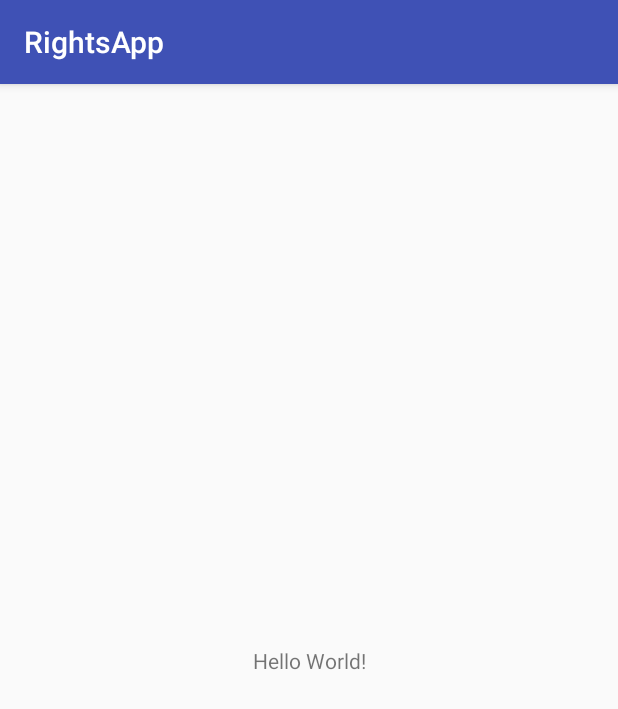
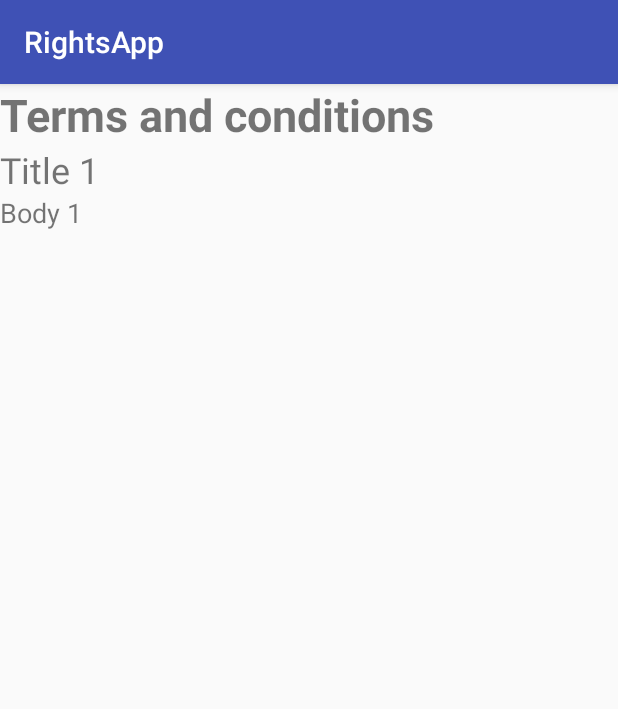
Before and after one commit to jogoco78/RightsApp, an Android app: the screen it shows after launch (RightsAppActivity before the commit, TermsAndConditions after it), on a phone screen of 412 x 824 dp. Shown: the top 709 px of the screen. Run offline under Robolectric (Android 15) with nearby library versions, the phone set to English and light mode, and no system bars.

Commit message:
Terms and conditions activity

```diff
--- a/app/src/main/AndroidManifest.xml
+++ b/app/src/main/AndroidManifest.xml
@@ -16,6 +16,7 @@
                 <category android:name="android.intent.category.LAUNCHER" />
             </intent-filter>
         </activity>
+        <activity android:name=".TermsAndConditions"/>
     </application>
 
 </manifest>
--- a/app/src/main/java/cat/uab/idt/rightsapp/RightsAppActivity.java
+++ b/app/src/main/java/cat/uab/idt/rightsapp/RightsAppActivity.java
@@ -1,8 +1,13 @@
 package cat.uab.idt.rightsapp;
 
+import android.app.Activity;
+import android.content.Context;
+import android.content.Intent;
+import android.content.SharedPreferences;
 import android.database.SQLException;
 import android.support.v7.app.AppCompatActivity;
 import android.os.Bundle;
+import android.view.Window;
 
 import java.io.IOException;
 import java.util.ArrayList;
@@ -15,9 +20,36 @@ public class RightsAppActivity extends AppCompatActivity {
     @Override
     protected void onCreate(Bundle savedInstanceState) {
         super.onCreate(savedInstanceState);
+        requestWindowFeature(Window.FEATURE_NO_TITLE);
         setContentView(R.layout.activity_rights_app);
 
-        DataBaseHelper myDataBase = new DataBaseHelper(this);
+        Context context = getApplicationContext();
+        SharedPreferences mSharedPreferences = context.getSharedPreferences(
+                getString(R.string.preference_file_key), Context.MODE_PRIVATE);
+
+        boolean firstTime = mSharedPreferences.getBoolean("firstTime", true);
+        if(firstTime){
+            SharedPreferences.Editor editor = mSharedPreferences.edit();
+            editor.putBoolean("firstTime", false);
+            editor.apply();
+
+            DataBaseHelper myDataBase = new DataBaseHelper(this);
+            try{
+                myDataBase.createDatabase();
+            }catch (IOException e){
+                System.out.println("Error creating database");
+                throw new Error("Unable to create database: " + e.getMessage());
+            }
+
+            Intent intent = new Intent(getApplicationContext(), TermsAndConditions.class);
+            startActivity(intent);
+        }else{
+            System.out.println("Not first time");
+        }
+
+
+
+        /*DataBaseHelper myDataBase = new DataBaseHelper(this);
 
         try{
             myDataBase.createDatabase();
@@ -41,7 +73,7 @@ public class RightsAppActivity extends AppCompatActivity {
         }
 
         System.out.println("Fin1. Size: " + result.size());
-        myDataBase.close();
+        myDataBase.close();*/
 
     }
 }
--- /dev/null
+++ b/app/src/main/java/cat/uab/idt/rightsapp/TermsAndConditions.java
@@ -0,0 +1,19 @@
+package cat.uab.idt.rightsapp;
+
+import android.os.Bundle;
+import android.support.v7.app.AppCompatActivity;
+import android.view.Window;
+
+public class TermsAndConditions extends AppCompatActivity {
+
+    @Override
+    protected void onCreate(Bundle savedInstanceState){
+        super.onCreate(savedInstanceState);
+        requestWindowFeature(Window.FEATURE_NO_TITLE);
+        setContentView(R.layout.activity_terms_and_conditions);
+
+
+
+
+    }
+}
--- a/app/src/main/res/layout/activity_rights_app.xml
+++ b/app/src/main/res/layout/activity_rights_app.xml
@@ -8,7 +8,7 @@
 
     <TextView
         android:layout_width="wrap_content"
-        android:layout_height="wrap_content"
+        android:layout_height="14dp"
         android:text="Hello World!"
         app:layout_constraintBottom_toBottomOf="parent"
         app:layout_constraintLeft_toLeftOf="parent"
--- /dev/null
+++ b/app/src/main/res/layout/activity_terms_and_conditions.xml
@@ -0,0 +1,47 @@
+<?xml version="1.0" encoding="utf-8"?>
+<android.support.constraint.ConstraintLayout
+    xmlns:android="http://schemas.android.com/apk/res/android"
+    xmlns:tools="http://schemas.android.com/tools"
+    android:layout_width="match_parent"
+    android:layout_height="match_parent">
+
+    <LinearLayout
+        android:layout_width="match_parent"
+        android:layout_height="match_parent"
+        android:orientation="vertical">
+
+        <TextView
+            android:id="@+id/textView2"
+            android:layout_width="wrap_content"
+            android:layout_height="wrap_content"
+            android:text="@string/terms_and_conditions"
+            android:textSize="30sp"
+            android:textStyle="bold" />
+
+        <ScrollView
+            android:layout_width="match_parent"
+            android:layout_height="match_parent">
+
+            <LinearLayout
+                android:layout_width="match_parent"
+                android:layout_height="wrap_content"
+                android:orientation="vertical">
+
+                <TextView
+                    android:id="@+id/textView"
+                    android:layout_width="wrap_content"
+                    android:layout_height="wrap_content"
+                    android:text="@string/terms_and_conditions_title1"
+                    android:textSize="24sp" />
+
+                <TextView
+                    android:id="@+id/textView3"
+                    android:layout_width="wrap_content"
+                    android:layout_height="wrap_content"
+                    android:text="@string/terms_and_conditions_body1"
+                    android:textSize="18sp" />
+            </LinearLayout>
+        </ScrollView>
+    </LinearLayout>
+
+</android.support.constraint.ConstraintLayout>
--- a/app/src/main/res/values/strings.xml
+++ b/app/src/main/res/values/strings.xml
@@ -1,3 +1,12 @@
 <resources>
-    <string name="app_name">RightsApp</string>
+    <string name="app_name" translatable="false">RightsApp</string>
+    <string name="country">Country</string>
+    <string name="preference_file_key" translatable="false">cat.uab.idt.rightsapp.preferences</string>
+
+    <!-- Terms and conditions -->
+    <string name="terms_and_conditions">Terms and conditions</string>
+    <string name="terms_and_conditions_title1">Title 1</string>
+    <string name="terms_and_conditions_body1">Body 1</string>
+    <string name="terms_and_conditions_title2">Title 2</string>
+    <string name="terms_and_conditions_body2">Body 2</string>
 </resources>
```
Also changed, not shown: 3 other files.
